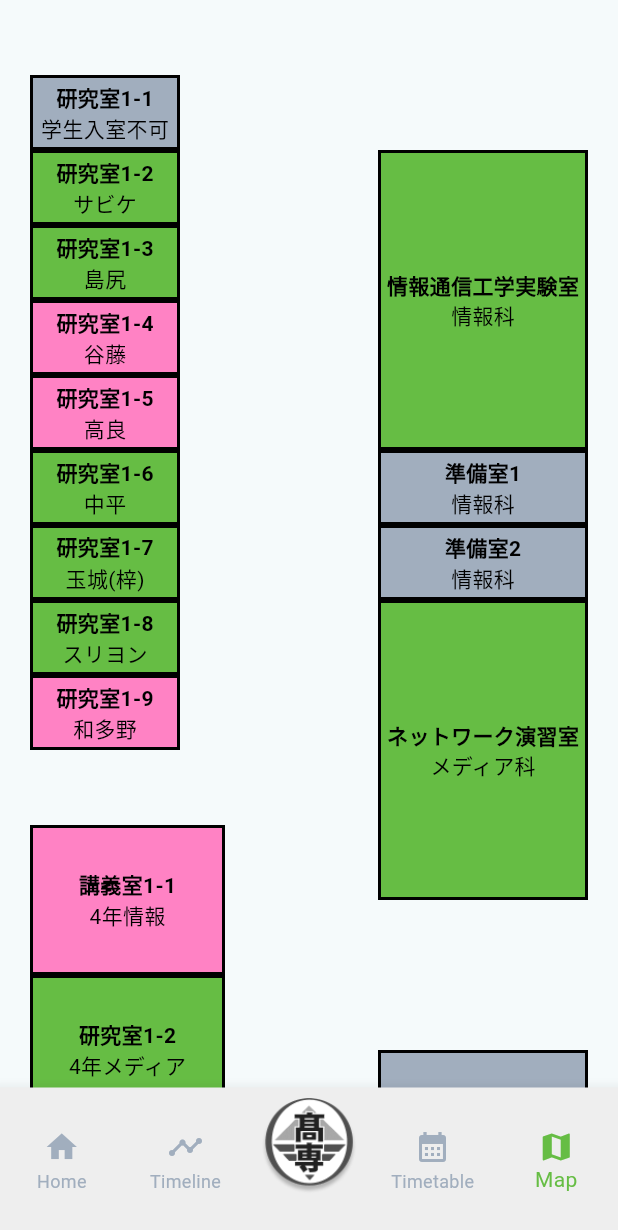
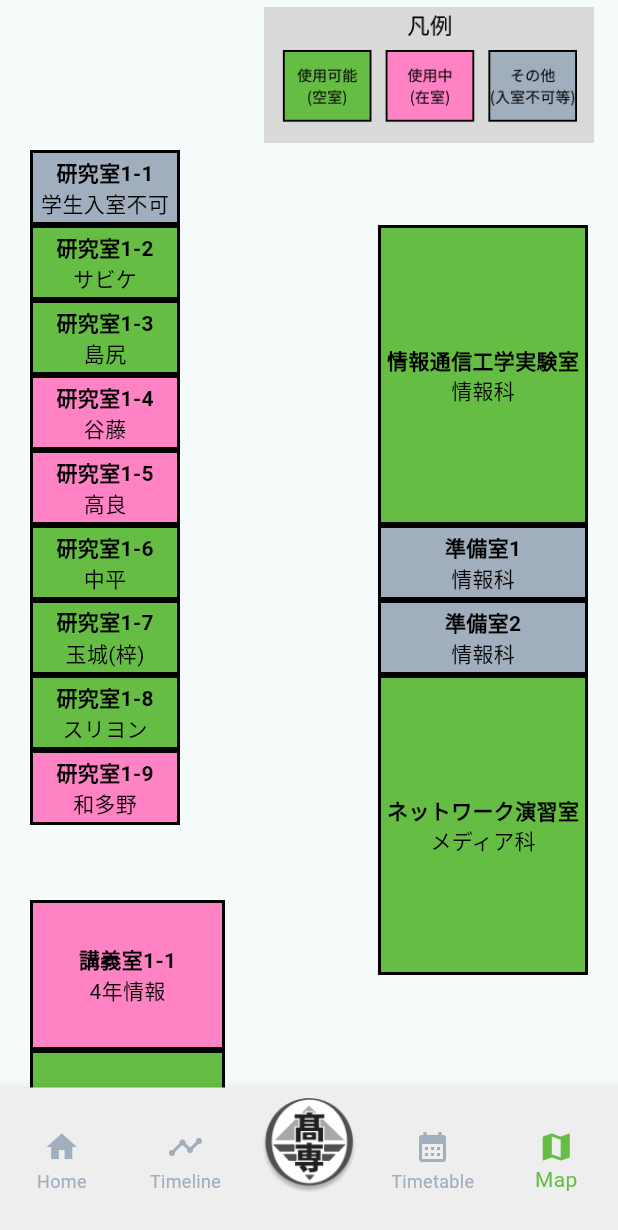
Before and after one commit to raisu3141/yambaru-hackathon, a Flutter app: the screen it shows after launch, item 5 of the bottom bar chosen, on a phone screen of 412 x 824 dp. Shown: the top 1230 px of the screen. Run offline on Flutter 3.47's test engine with Material 3 defaults, Android fonts, the phone set to English and light mode, and no system bars; our stand-ins replace firebase_core; accounts and stored records are empty.

Commit message:
マップに凡例を追加

```diff
--- a/lib/pages/map_page.dart
+++ b/lib/pages/map_page.dart
@@ -1,5 +1,4 @@
 import 'package:flutter/material.dart';
-import 'package:flutter/widgets.dart';
 
 class MapPage extends StatelessWidget {
   const MapPage({super.key});
@@ -7,15 +6,31 @@ class MapPage extends StatelessWidget {
   @override
   Widget build(BuildContext context) {
     const Color vacantColor = Color(0xFF66BD44);
-    const Color occupiedColor = Color(0xfffff82c4);
+    const Color occupiedColor = Color(0xFFFF82C4);
     const Color unavailableColor = Color(0xFFA1AEBE);
 
     return Scaffold(
+      floatingActionButton: SizedBox(
+        width: 220.0,
+        height: 100.0,
+        child: FloatingActionButton(
+          onPressed: () {},
+          backgroundColor: Colors.transparent,
+          elevation: 0.0,
+          splashColor: Colors.transparent, // 波紋効果を透明に
+          highlightElevation: 0.0,
+          child: const Image(
+            image: AssetImage('assets/images/notes.png'),
+            width: double.infinity,
+          ),
+        ),
+      ),
+      floatingActionButtonLocation: FloatingActionButtonLocation.endTop,
       body: SingleChildScrollView(
         child: Column(
           children: [
             const SizedBox(
-              height: 50.0,
+              height: 100.0,
             ),
             Row(
               crossAxisAlignment: CrossAxisAlignment.start,
--- a/pubspec.yaml
+++ b/pubspec.yaml
@@ -93,3 +93,4 @@ flutter:
     - assets/images/account_icon.png
     - assets/images/account_icon_selected.png
     - assets/images/nitokc_main_logo.png
+    - assets/images/notes.png
```
Also changed, not shown: assets/images/notes.png (added).
